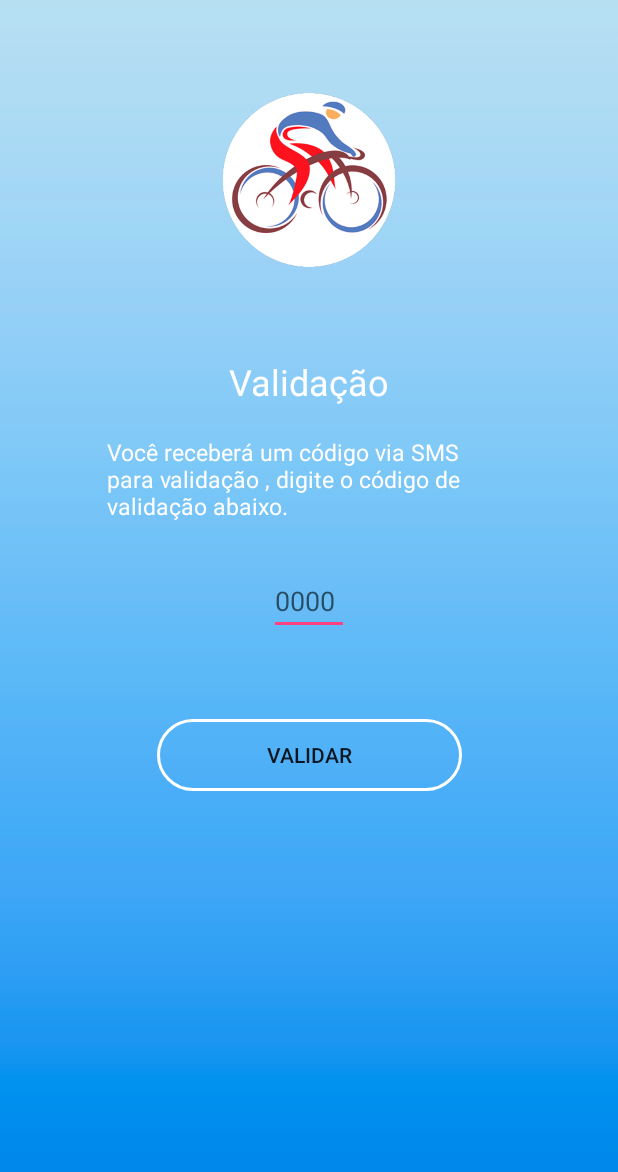
After one commit to DouglasCastro21/BIKEJANU, an Android app: the ValidacaoToken screen opened directly, with no data from a screen before it, on a phone screen of 412 x 824 dp. The commit adds this screen. Shown: the top 1172 px of the screen. Run offline under Robolectric (Android 15) with nearby library versions, the phone set to English and light mode, and no system bars; libraries missing offline, so code that uses them is left out: com.github.rtoshiro.util; 3 statements that could not run were skipped.

Commit message:
validação token celular

```diff
--- a/app/src/main/AndroidManifest.xml
+++ b/app/src/main/AndroidManifest.xml
@@ -12,6 +12,7 @@
     <uses-permission android:name="android.permission.WRITE_EXTERNAL_STORAGE" />
     <uses-permission android:name="android.permission.ACCESS_FINE_LOCATION" />
     <uses-permission android:name="android.permission.STORAGE" />
+    <uses-permission android:name="android.permission.SEND_SMS" />
 
     <!--
          The ACCESS_COARSE/FINE_LOCATION permissions are not required to use
@@ -112,7 +113,8 @@
         <activity
             android:name=".Activity.Estatisticas"
             android:label="@string/title_activity_estatisticas"
-            android:theme="@style/AppTheme"></activity>
+            android:theme="@style/AppTheme" />
+        <activity android:name=".Activity.ValidacaoToken"></activity>
     </application>
 
 </manifest>
--- /dev/null
+++ b/app/src/main/java/bike/douglas/com/bikejanu/Activity/ValidacaoToken.java
@@ -0,0 +1,141 @@
+package bike.douglas.com.bikejanu.Activity;
+
+import android.content.Intent;
+import android.support.v7.app.AppCompatActivity;
+import android.os.Bundle;
+import android.view.View;
+import android.widget.Button;
+import android.widget.EditText;
+import android.widget.TextView;
+import android.widget.Toast;
+
+import com.github.rtoshiro.util.format.SimpleMaskFormatter;
+import com.github.rtoshiro.util.format.text.MaskTextWatcher;
+
+import java.util.HashMap;
+
+import bike.douglas.com.bikejanu.Fragments.Tab2Cadastrar;
+import bike.douglas.com.bikejanu.Helper.Preferencias;
+import bike.douglas.com.bikejanu.R;
+
+public class ValidacaoToken extends AppCompatActivity {
+
+
+   public    EditText codigoToken;
+   private   Button validarToken ;
+   private   TextView invisibleTelefone;
+
+
+
+
+
+
+    @Override
+    protected void onCreate(Bundle savedInstanceState) {
+        super.onCreate(savedInstanceState);
+        setContentView(R.layout.activity_validacao_token);
+
+
+
+
+        codigoToken = (EditText)findViewById(R.id.editTokenID);
+        validarToken = (Button) findViewById(R.id.buttonValidarTokenID);
+        invisibleTelefone = ( TextView)  findViewById(R.id.invisibleTelefone);
+
+
+
+
+        mascaras();
+
+
+
+        // rebece o e passada pela tela cadastro
+        Intent intent = getIntent();
+
+        if(intent !=null){
+            Bundle params = intent.getExtras();
+
+            if (params !=null){
+
+                String telefone = params.getString("telefone");
+                TextView telefoneText = (TextView) findViewById(R.id.invisibleTelefone);
+                telefoneText.setText(telefone);
+
+            }
+        }
+
+
+
+
+
+
+
+
+
+
+
+        validarToken.setOnClickListener(new View.OnClickListener() {
+            @Override
+            public void onClick(View v) {
+
+                Preferencias preferencias = new Preferencias(ValidacaoToken.this);
+                HashMap<String, String> usuario = preferencias.getTokenUsuario();
+
+
+
+                String tokenGerado = usuario.get("token");
+                String tokenDigitado = codigoToken.getText().toString();
+
+
+
+
+                if(tokenDigitado.equals(tokenGerado)){
+
+
+
+                    Toast.makeText(ValidacaoToken.this, "Código Válido", Toast.LENGTH_LONG).show();
+
+                    // recebe o numero para passar para a tela cadastro usuario
+
+
+                    Bundle params = new Bundle();
+                    params.putString("telefone", invisibleTelefone.getText().toString());
+
+
+
+                    Intent intent = new Intent(ValidacaoToken.this,CadastroUsuario.class);
+                    intent.putExtras(params);
+                    startActivity(intent);
+
+                    finish();
+
+                }else{
+
+
+                    Toast.makeText(ValidacaoToken.this, "Código Inválido", Toast.LENGTH_LONG).show();
+
+
+
+                }
+
+
+            }
+        });
+
+
+
+
+
+
+    }
+
+    private void mascaras() {
+
+        SimpleMaskFormatter simpleMaskCodigoToken= new SimpleMaskFormatter("NNNN");
+        MaskTextWatcher maskCodigoToken = new MaskTextWatcher(codigoToken, simpleMaskCodigoToken);
+       codigoToken.addTextChangedListener(maskCodigoToken );
+
+
+    }
+
+}
--- a/app/src/main/java/bike/douglas/com/bikejanu/Fragments/AreaUsuario.java
+++ b/app/src/main/java/bike/douglas/com/bikejanu/Fragments/AreaUsuario.java
@@ -37,6 +37,7 @@ import java.util.ArrayList;
 import java.util.List;
 
 import bike.douglas.com.bikejanu.Activity.CadastroBike;
+import bike.douglas.com.bikejanu.Activity.Estatisticas;
 import bike.douglas.com.bikejanu.Activity.MainActivity;
 import bike.douglas.com.bikejanu.Adapter.BikeAdapter;
 import bike.douglas.com.bikejanu.DAO.Configuracao_Firebase;
@@ -209,9 +210,9 @@ public class AreaUsuario extends AppCompatActivity implements NavigationView.OnN
            // startActivity(new Intent(AreaUsuario.this, Consultar_Bike.class));
 
 
-        } else if (id == R.id.nav_indices) {
+        } else if (id == R.id.nav_estatisticas) {
 
-         //   startActivity(new Intent(AreaUsuario.this, Consultar_Indice.class));
+            startActivity(new Intent(AreaUsuario.this, Estatisticas.class));
 
         } else if (id == R.id.nav_configuracao) {
 
--- a/app/src/main/java/bike/douglas/com/bikejanu/Fragments/MapaFragment.java
+++ b/app/src/main/java/bike/douglas/com/bikejanu/Fragments/MapaFragment.java
@@ -87,7 +87,7 @@ public class MapaFragment extends Fragment  implements OnMapReadyCallback, Googl
 
                     }else {
 
-                        String txtLatitude = map.latitude;
+                        String txtLatitude  = map.latitude;
                         String txtLongitude = map.longitude;
 
 
--- /dev/null
+++ b/app/src/main/res/layout/activity_validacao_token.xml
@@ -0,0 +1,121 @@
+<?xml version="1.0" encoding="utf-8"?>
+<android.support.constraint.ConstraintLayout xmlns:android="http://schemas.android.com/apk/res/android"
+    xmlns:app="http://schemas.android.com/apk/res-auto"
+    xmlns:tools="http://schemas.android.com/tools"
+    android:layout_width="match_parent"
+    android:layout_height="match_parent"
+    android:background="@mipmap/ic_launcher_foreground"
+    tools:context=".Activity.ValidacaoToken">
+
+    <ImageView
+        android:id="@+id/imageView10"
+        android:layout_width="200dp"
+        android:layout_height="116dp"
+        android:layout_marginBottom="340dp"
+        android:layout_marginEnd="8dp"
+        android:layout_marginLeft="8dp"
+        android:layout_marginRight="8dp"
+        android:layout_marginStart="8dp"
+        android:layout_marginTop="47dp"
+        app:layout_constraintBottom_toBottomOf="parent"
+        app:layout_constraintEnd_toEndOf="parent"
+        app:layout_constraintStart_toStartOf="parent"
+        app:layout_constraintTop_toTopOf="parent"
+        app:layout_constraintVertical_bias="0.046"
+        app:srcCompat="@drawable/logo" />
+
+    <TextView
+        android:id="@+id/textView5"
+        android:layout_width="wrap_content"
+        android:layout_height="46dp"
+        android:layout_marginEnd="8dp"
+        android:layout_marginLeft="8dp"
+        android:layout_marginRight="8dp"
+        android:layout_marginStart="8dp"
+        android:textColor="@color/cardview_light_background"
+        android:textSize="25sp"
+        app:layout_constraintEnd_toEndOf="parent"
+        app:layout_constraintStart_toStartOf="parent"
+        app:layout_constraintTop_toBottomOf="@+id/imageView10"
+        tools:text="@string/txt_Bike_Janu" />
+
+    <TextView
+        android:id="@+id/textView7"
+        android:layout_width="wrap_content"
+        android:layout_height="wrap_content"
+        android:layout_marginEnd="8dp"
+        android:layout_marginLeft="8dp"
+        android:layout_marginRight="8dp"
+        android:layout_marginStart="8dp"
+        android:layout_marginTop="14dp"
+        android:text="Validação"
+        android:textColor="@color/cardview_light_background"
+        android:textSize="24sp"
+        app:layout_constraintEnd_toEndOf="parent"
+        app:layout_constraintStart_toStartOf="parent"
+        app:layout_constraintTop_toBottomOf="@+id/textView5" />
+
+    <TextView
+        android:id="@+id/textView9"
+        android:layout_width="270dp"
+        android:layout_height="wrap_content"
+        android:layout_marginEnd="8dp"
+        android:layout_marginLeft="8dp"
+        android:layout_marginRight="8dp"
+        android:layout_marginStart="8dp"
+        android:layout_marginTop="20dp"
+        android:text="Você receberá um código via SMS para validação , digite o código de validação abaixo. "
+        android:textColor="@color/cardview_light_background"
+        android:textSize="15sp"
+        app:layout_constraintEnd_toEndOf="parent"
+        app:layout_constraintStart_toStartOf="parent"
+        app:layout_constraintTop_toBottomOf="@+id/textView7" />
+
+    <EditText
+        android:id="@+id/editTokenID"
+        android:layout_width="53dp"
+        android:layout_height="wrap_content"
+        android:layout_marginEnd="8dp"
+        android:layout_marginLeft="8dp"
+        android:layout_marginRight="8dp"
+        android:layout_marginStart="8dp"
+        android:layout_marginTop="30dp"
+        android:ems="10"
+        android:hint="0000"
+        android:inputType="phone"
+        app:layout_constraintEnd_toEndOf="parent"
+        app:layout_constraintStart_toStartOf="parent"
+        app:layout_constraintTop_toBottomOf="@+id/textView9" />
+
+    <Button
+        android:id="@+id/buttonValidarTokenID"
+        android:layout_width="203dp"
+        android:layout_height="wrap_content"
+        android:layout_marginEnd="8dp"
+        android:layout_marginLeft="8dp"
+        android:layout_marginRight="8dp"
+        android:layout_marginStart="8dp"
+        android:layout_marginTop="56dp"
+        android:background="@drawable/background_login"
+        android:text="VALIDAR"
+        app:layout_constraintEnd_toEndOf="parent"
+        app:layout_constraintHorizontal_bias="0.503"
+        app:layout_constraintStart_toStartOf="parent"
+        app:layout_constraintTop_toBottomOf="@+id/editTokenID" />
+
+    <TextView
+        android:id="@+id/invisibleTelefone"
+        android:layout_width="wrap_content"
+        android:layout_height="wrap_content"
+        android:layout_marginEnd="17dp"
+        android:layout_marginLeft="17dp"
+        android:layout_marginRight="17dp"
+        android:layout_marginStart="17dp"
+        android:layout_marginTop="50dp"
+        android:text="TextView"
+        android:visibility="gone"
+        app:layout_constraintEnd_toEndOf="parent"
+        app:layout_constraintStart_toEndOf="@+id/imageView10"
+        app:layout_constraintTop_toTopOf="parent" />
+
+</android.support.constraint.ConstraintLayout>
--- a/app/src/main/res/menu/activity_area_usuario_drawer.xml
+++ b/app/src/main/res/menu/activity_area_usuario_drawer.xml
@@ -18,15 +18,15 @@
             android:icon="@drawable/ic_action_bike"
             android:title="Consultar Bike" />
         <item
-            android:id="@+id/nav_indices"
+            android:id="@+id/nav_estatisticas"
             android:icon="@drawable/ic_action_bargraph"
-            android:title="Consultar Indíces" />
+            android:title="Consultar Estatísticas" />
 
 
         <item
             android:id="@+id/nav_configuracao"
             android:icon="@drawable/ic_menu_manage"
-            android:title="Configuração" />
+            android:title="Configurações" />
 
         <item
         android:id="@+id/nav_sair"
--- a/app/src/main/res/values/colors.xml
+++ b/app/src/main/res/values/colors.xml
@@ -3,4 +3,5 @@
     <color name="colorPrimaryDark">#303F9F</color>
     <color name="colorPrimary">#3f51b5</color>
     <color name="colorAccent">#ff4081</color>
+    <color name="Red_indicador">#75f51111</color>
 </resources>
```
Also changed, not shown: app/src/main/java/bike/douglas/com/bikejanu/Activity/CadastroUsuario.java (+24 -10 lines), app/src/main/java/bike/douglas/com/bikejanu/Adapter/BikeAdapter.java (+34 -15 lines), app/src/main/java/bike/douglas/com/bikejanu/Fragments/GraficoAnoBarraFragment.java (+8 -1 lines), app/src/main/java/bike/douglas/com/bikejanu/Fragments/GraficoAnoLinhaFragment.java (+12 -5 lines), app/src/main/java/bike/douglas/com/bikejanu/Fragments/Tab2Cadastrar.java (+194 -10 lines), app/src/main/java/bike/douglas/com/bikejanu/Helper/Permissao.java (added, +54 -0 lines), app/src/main/java/bike/douglas/com/bikejanu/Helper/Preferencias.java (+33 -0 lines), app/src/main/res/layout/activity_cadastro_usuario.xml (+4 -4 lines), app/src/main/res/layout/tab2cadastrar.xml (+18 -18 lines).
